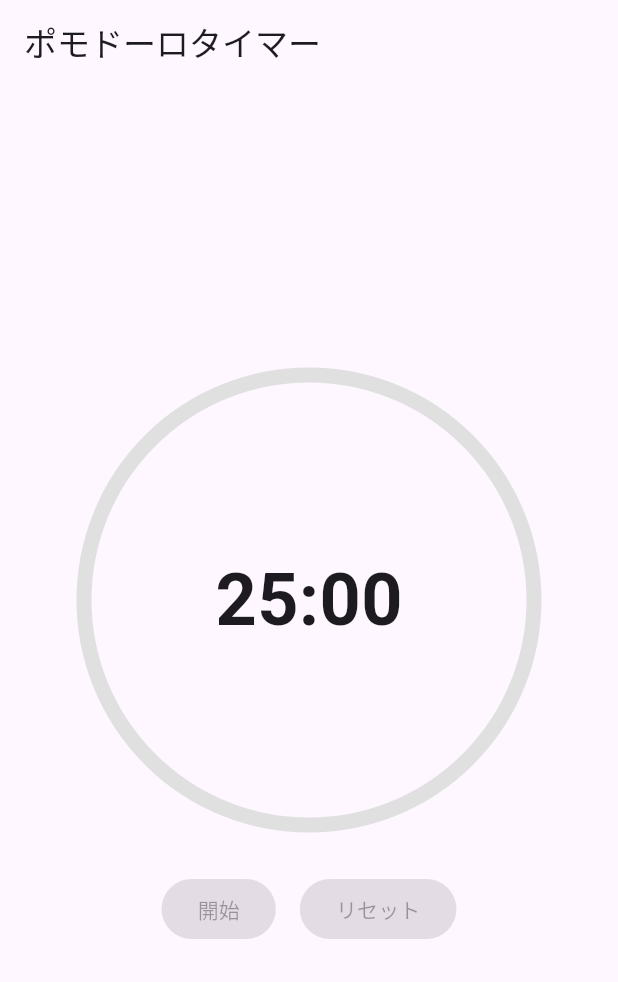
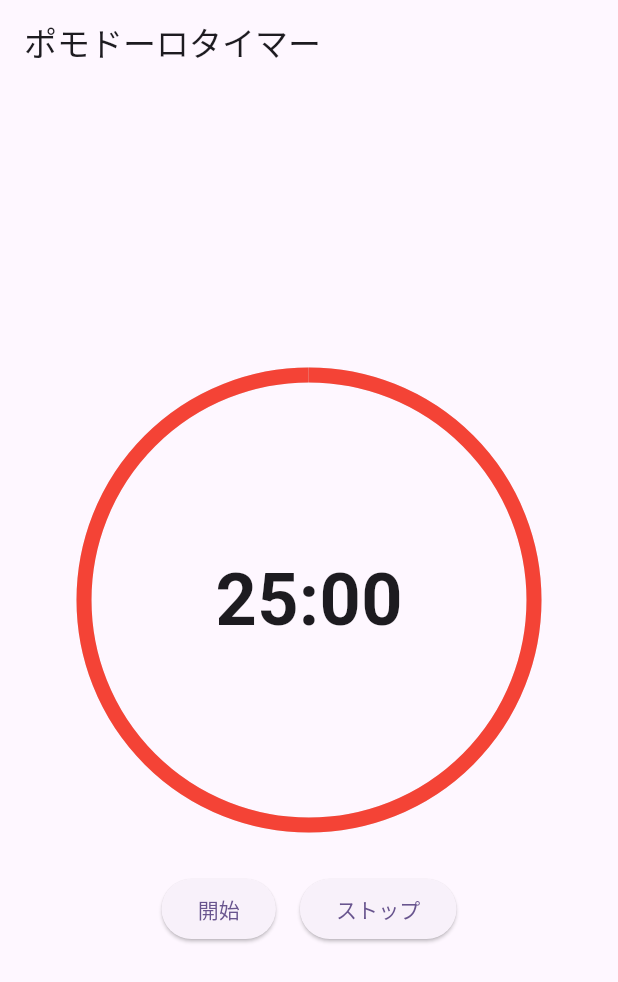
Before and after one commit to t-kan66/pomodoro_task_app, a Flutter app: the screen it shows after launch, on a phone screen of 412 x 824 dp. Shown: the top 982 px of the screen. Run offline on Flutter 3.47's test engine with Material 3 defaults, Android fonts, the phone set to English and light mode, and no system bars; our stand-ins replace firebase_core, flutter_hooks, freezed_annotation, go_router, hooks_riverpod, settings_ui; accounts and stored records are empty.

Commit message:
ポモドーロタイマーが動作するように。

```diff
--- a/lib/app/myapp.dart
+++ b/lib/app/myapp.dart
@@ -1,4 +1,5 @@
 import 'package:flutter/material.dart';
+import 'package:hooks_riverpod/hooks_riverpod.dart';
 
 import '../feature/timer/pages/page.dart';
 
@@ -29,7 +30,7 @@ class MyApp extends StatelessWidget {
         colorScheme: ColorScheme.fromSeed(seedColor: Colors.deepPurple),
         useMaterial3: true,
       ),
-      home: const TimerPage(),
+      home: const ProviderScope(child: TimerPage()),
     );
   }
 }
--- /dev/null
+++ b/lib/feature/timer/controllers/controller.dart
@@ -0,0 +1 @@
+export 'timer_controller.dart';
--- a/lib/feature/timer/pages/timer_page.dart
+++ b/lib/feature/timer/pages/timer_page.dart
@@ -1,33 +1,42 @@
+import 'dart:async';
+
 import 'package:flutter/material.dart';
+import 'package:flutter_hooks/flutter_hooks.dart';
 import 'package:hooks_riverpod/hooks_riverpod.dart';
+import '../controllers/controller.dart';
 import '../widget/pomodoro_circle.dart';
 
 class TimerPage extends HookConsumerWidget {
-  const TimerPage();
+  const TimerPage({super.key});
 
   @override
   Widget build(BuildContext context, WidgetRef ref) {
+    final timerState = ref.watch(timerControllerProvider);
+
     return Scaffold(
       appBar: AppBar(
         title: const Text('ポモドーロタイマー'),
       ),
-      body: const Center(
+      body: Center(
         child: Column(
           mainAxisAlignment: MainAxisAlignment.center,
           children: [
-            PomodoroCircle(),
-            SizedBox(height: 32),
+            const PomodoroCircle(),
+            const SizedBox(height: 32),
             Row(
               mainAxisAlignment: MainAxisAlignment.center,
               children: [
                 ElevatedButton(
-                  onPressed: null, // TODO: タイマー開始処理を追加
-                  child: Text('開始'),
+                  onPressed: () => ref
+                      .read(timerControllerProvider.notifier)
+                      .startPomodoro(),
+                  child: const Text('開始'),
                 ),
-                SizedBox(width: 16),
+                const SizedBox(width: 16),
                 ElevatedButton(
-                  onPressed: null, // TODO: タイマーリセット処理を追加
-                  child: Text('リセット'),
+                  onPressed: () =>
+                      ref.read(timerControllerProvider.notifier).stopPomodoro(),
+                  child: const Text('ストップ'),
                 ),
               ],
             ),
@@ -37,3 +46,44 @@ class TimerPage extends HookConsumerWidget {
     );
   }
 }
+
+class PomodoroCircle extends HookConsumerWidget {
+  const PomodoroCircle({super.key});
+
+  // timer開始のhandler
+
+  @override
+  Widget build(BuildContext context, WidgetRef ref) {
+    final state = ref.watch(timerControllerProvider);
+
+    return Stack(
+      alignment: Alignment.center,
+      children: [
+        SizedBox(
+          width: 300,
+          height: 300,
+          child: CircularProgressIndicator(
+            value: state.currentWorkingDuration.inSeconds /
+                state.initialWorkingDuration.inSeconds,
+            strokeWidth: 10,
+            backgroundColor: Colors.grey[300],
+            color: Colors.red,
+          ),
+        ),
+        Text(
+          _formatTime(state.currentWorkingDuration),
+          style: const TextStyle(
+            fontSize: 48,
+            fontWeight: FontWeight.bold,
+          ),
+        ),
+      ],
+    );
+  }
+
+  String _formatTime(Duration duration) {
+    final minutes = duration.inMinutes;
+    final seconds = (duration.inSeconds % 60).toString().padLeft(2, '0');
+    return '$minutes:$seconds';
+  }
+}
--- a/lib/feature/timer/widget/pomodoro_circle.dart
+++ b/lib/feature/timer/widget/pomodoro_circle.dart
@@ -2,43 +2,4 @@ import 'package:flutter/material.dart';
 import 'package:flutter_hooks/flutter_hooks.dart';
 import 'package:hooks_riverpod/hooks_riverpod.dart';
 
-class PomodoroCircle extends HookConsumerWidget {
-  const PomodoroCircle({super.key});
-
-  @override
-  Widget build(BuildContext context, WidgetRef ref) {
-    // アニメーションコントローラーの設定
-    final controller = useAnimationController(
-      duration: const Duration(minutes: 25), // ポモドーロのデフォルト時間
-    );
-
-    return Stack(
-      alignment: Alignment.center,
-      children: [
-        SizedBox(
-          width: 300,
-          height: 300,
-          child: CircularProgressIndicator(
-            value: controller.value,
-            strokeWidth: 10,
-            backgroundColor: Colors.grey[300],
-            color: Colors.red,
-          ),
-        ),
-        Text(
-          _formatTime(controller.duration! * (1 - controller.value)),
-          style: const TextStyle(
-            fontSize: 48,
-            fontWeight: FontWeight.bold,
-          ),
-        ),
-      ],
-    );
-  }
-
-  String _formatTime(Duration duration) {
-    final minutes = duration.inMinutes;
-    final seconds = (duration.inSeconds % 60).toString().padLeft(2, '0');
-    return '$minutes:$seconds';
-  }
-}
+import '../controllers/controller.dart';
--- a/pubspec.yaml
+++ b/pubspec.yaml
@@ -47,6 +47,9 @@ dependencies:
   #router
   go_router: ^14.6.2
   go_router_builder: ^2.7.1
+
+  #other
+  settings_ui: ^2.0.2
 
 dev_dependencies:
   build_runner: ^2.4.13
```
Also changed, not shown: lib/feature/setting/pages/settings_page.dart (added, +215 -0 lines), lib/feature/timer/controllers/timer_controller.dart (added, +50 -0 lines), lib/feature/timer/controllers/timer_state.dart (added, +28 -0 lines), lib/feature/setting/pages/page.dart (added), lib/feature/timer/controllers/timer_state.freezed.dart (added), lib/feature/timer/pages/page.dart (line endings or trailing spaces), pubspec.lock.
